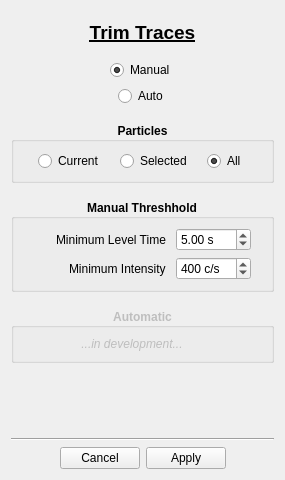
Before: the Qt Designer form resources/ui/trim_traces_dialog.ui in BioPhysicsUP/Full_SMS, drawn with Qt 5.
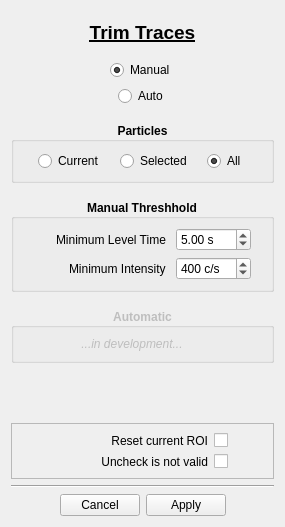
After: the same form once the commit is applied.

Patch:
```diff
--- a/resources/ui/trim_traces_dialog.ui
+++ b/resources/ui/trim_traces_dialog.ui
@@ -10,13 +10,25 @@
     <x>0</x>
     <y>0</y>
     <width>285</width>
-    <height>480</height>
+    <height>527</height>
    </rect>
   </property>
+  <property name="sizePolicy">
+   <sizepolicy hsizetype="Fixed" vsizetype="Fixed">
+    <horstretch>0</horstretch>
+    <verstretch>0</verstretch>
+   </sizepolicy>
+  </property>
   <property name="minimumSize">
    <size>
-    <width>250</width>
-    <height>370</height>
+    <width>285</width>
+    <height>527</height>
+   </size>
+  </property>
+  <property name="maximumSize">
+   <size>
+    <width>285</width>
+    <height>527</height>
    </size>
   </property>
   <property name="windowTitle">
@@ -519,6 +531,67 @@
      </property>
     </spacer>
    </item>
+   <item>
+    <widget class="QFrame" name="frame">
+     <property name="frameShape">
+      <enum>QFrame::StyledPanel</enum>
+     </property>
+     <property name="frameShadow">
+      <enum>QFrame::Raised</enum>
+     </property>
+     <property name="lineWidth">
+      <number>1</number>
+     </property>
+     <layout class="QGridLayout" name="gridLayout">
+      <item row="0" column="1">
+       <widget class="QCheckBox" name="chbReset_ROI">
+        <property name="maximumSize">
+         <size>
+          <width>50</width>
+          <height>16777215</height>
+         </size>
+        </property>
+        <property name="text">
+         <string/>
+        </property>
+       </widget>
+      </item>
+      <item row="0" column="0">
+       <widget class="QLabel" name="label_2">
+        <property name="text">
+         <string>Reset current ROI</string>
+        </property>
+        <property name="alignment">
+         <set>Qt::AlignRight|Qt::AlignTrailing|Qt::AlignVCenter</set>
+        </property>
+       </widget>
+      </item>
+      <item row="1" column="0">
+       <widget class="QLabel" name="label_6">
+        <property name="text">
+         <string>Uncheck is not valid</string>
+        </property>
+        <property name="alignment">
+         <set>Qt::AlignRight|Qt::AlignTrailing|Qt::AlignVCenter</set>
+        </property>
+       </widget>
+      </item>
+      <item row="1" column="1">
+       <widget class="QCheckBox" name="chbUncheck_If_Not_Valid">
+        <property name="maximumSize">
+         <size>
+          <width>50</width>
+          <height>16777215</height>
+         </size>
+        </property>
+        <property name="text">
+         <string/>
+        </property>
+       </widget>
+      </item>
+     </layout>
+    </widget>
+   </item>
    <item>
     <widget class="Line" name="line_2">
      <property name="orientation">
```
Left out of the diff: 3 changed lines with no effect on the pictures.
